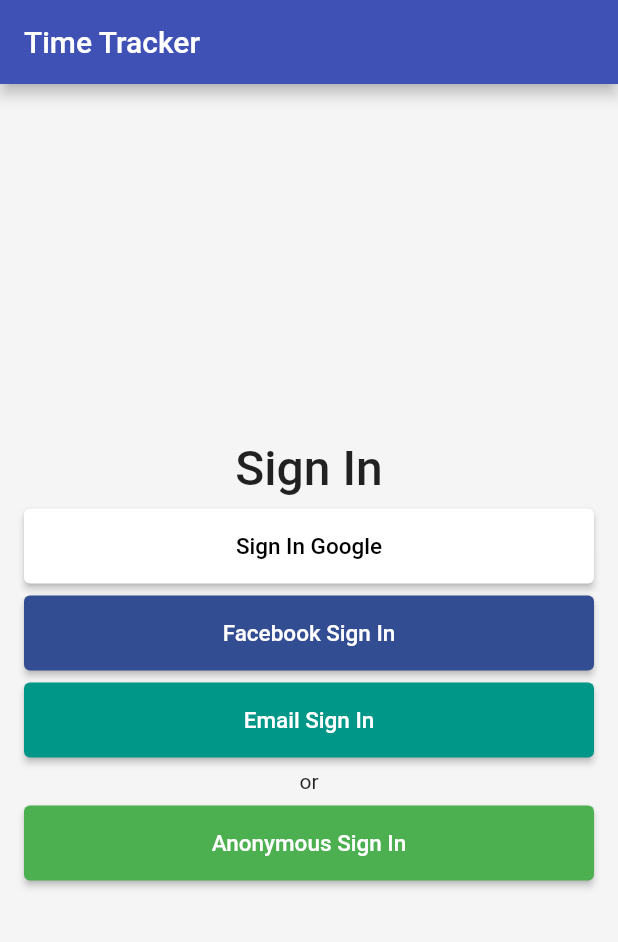
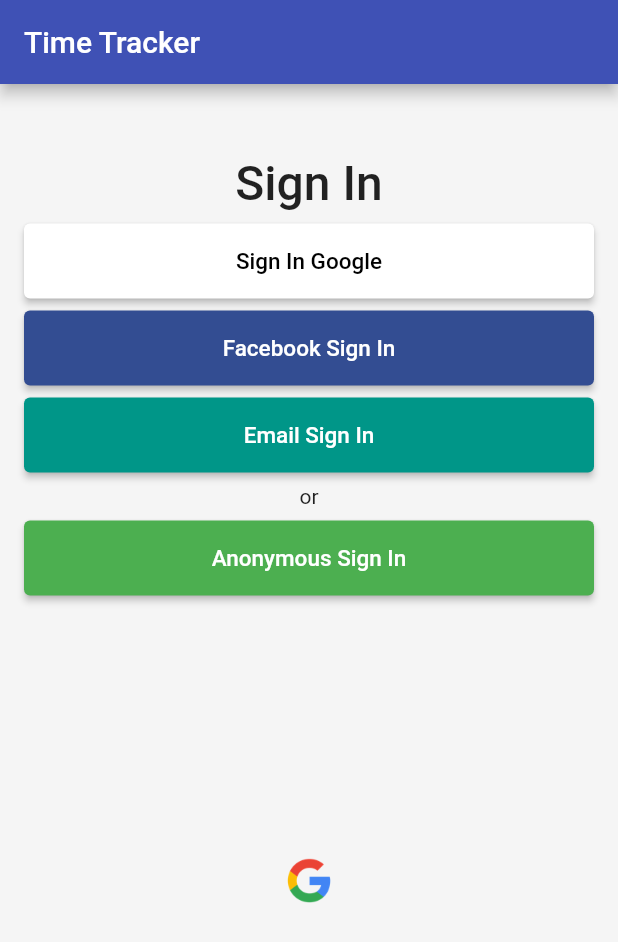
Before and after one commit to mahodas/time_tracker_app, a Flutter app: the screen it shows after launch, on a phone screen of 412 x 824 dp. Shown: the top 942 px of the screen. Run offline on Flutter 3.47's test engine with Material 2 defaults, Android fonts, the phone set to English and light mode, and no system bars.

Commit message:
button check

```diff
--- a/lib/app/app_sign_in/sign_in_page.dart
+++ b/lib/app/app_sign_in/sign_in_page.dart
@@ -81,6 +81,7 @@ class SignInPage extends StatelessWidget {
             textColor: Colors.white,
             onPressed: () {},
           ),
+          Image.asset('images/google-logo.png')
         ],
       ),
     );
```
